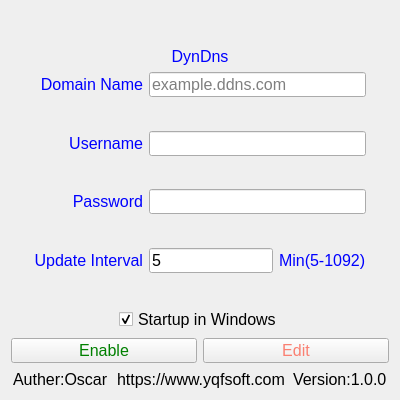
yqfcpy/DynamicIP, file resource/UI/main.ui: the form before one commit.
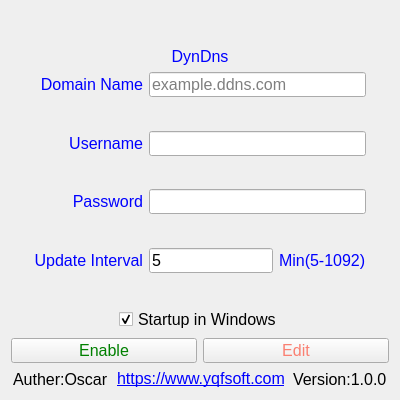
The form after the commit. Icons and pictures are not drawn.

Patch:
```diff
--- a/resource/UI/main.ui
+++ b/resource/UI/main.ui
@@ -516,7 +516,7 @@
         </font>
        </property>
        <property name="text">
-        <string>https://www.yqfsoft.com</string>
+        <string>&lt;a href=&quot;https://www.yqfsoft.com/&quot;&gt;https://www.yqfsoft.com&lt;/a&gt;</string>
        </property>
       </widget>
      </item>
```
